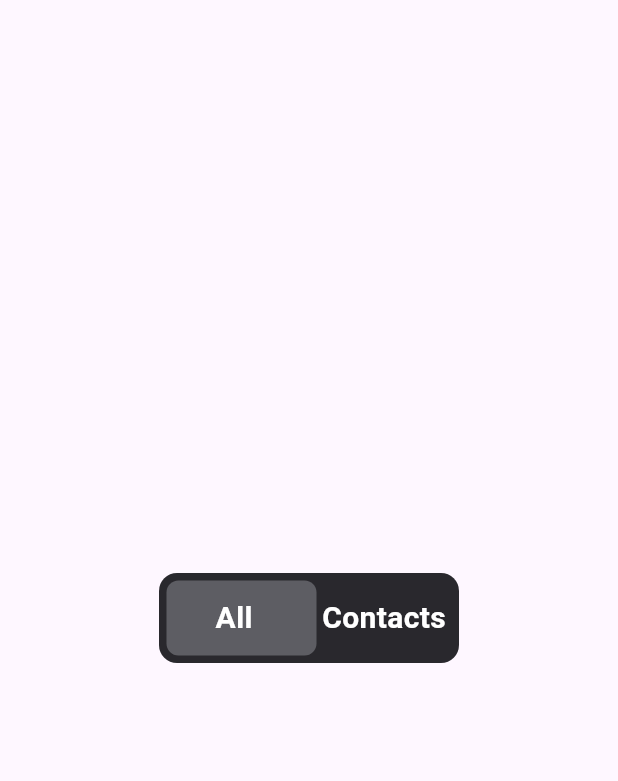
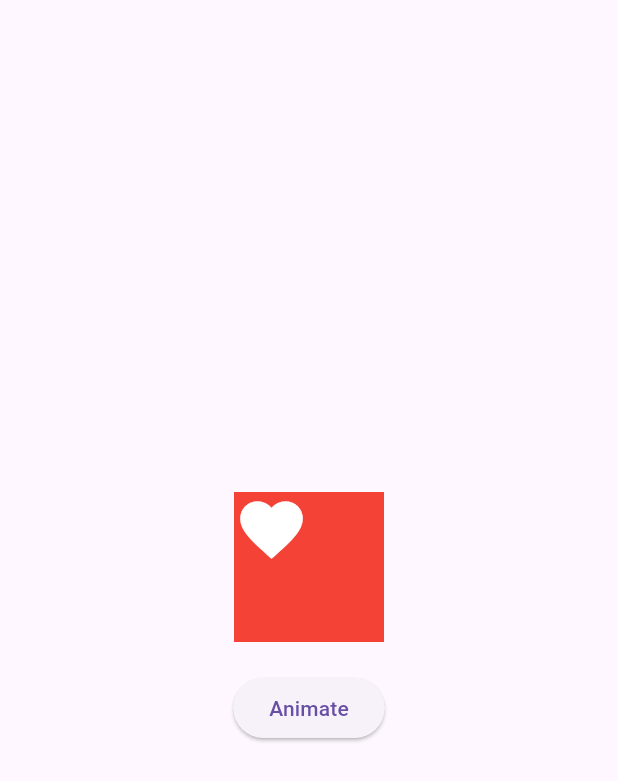
Before and after one commit to Eslam-Hossam1/animation_app, a Flutter app: the screen it shows after launch, on a phone screen of 412 x 824 dp. Shown: the top 781 px of the screen. Run offline on Flutter 3.47's test engine with Material 3 defaults, Android fonts, the phone set to English and light mode, and no system bars.

Commit message:
feat(animated-cross-fade): create animated cross fade

```diff
--- a/lib/animations_view.dart
+++ b/lib/animations_view.dart
@@ -36,82 +36,45 @@ class AnimatedCategories extends StatefulWidget {
 }
 
 class _AnimatedCategoriesState extends State<AnimatedCategories> {
-  bool isLeft = true;
+  bool showFirst = true;
 
   @override
   Widget build(BuildContext context) {
-    return Container(
-      height: 60,
-      width: 200,
-      decoration: BoxDecoration(
-        color: Color(0xff29282D),
-        borderRadius: BorderRadius.circular(12),
+    return Column(
+      children: [
+        Container(
+          color: Colors.red,
+          height: 100,
+          width: 100,
+          child: AnimatedCrossFade(
+            firstChild: Icon(
+              Icons.favorite,
+              color: Colors.white,
+              size: 50,
             ),
-      child: Stack(
-        children: [
-          AnimatedPositioned(
-            top: 5,
-            left: isLeft ? 5 : 95,
-            right: isLeft ? 95 : 5,
-            duration: Duration(milliseconds: 250),
-            child: Container(
-              height: 50,
-              decoration: BoxDecoration(
-                color: Color(0xff5D5D63),
-                borderRadius: BorderRadius.circular(8),
+            secondChild: FlutterLogo(
+              size: 50,
+            ),
+            crossFadeState: showFirst
+                ? CrossFadeState.showFirst
+                : CrossFadeState.showSecond,
+            duration: Duration(
+              milliseconds: 500,
             ),
           ),
         ),
-          Row(
-            children: [
-              Expanded(
-                child: GestureDetector(
-                  behavior: HitTestBehavior
-                      .opaque, // 👈 makes the whole area tappable
-
-                  onTap: () {
+        SizedBox(
+          height: 20,
+        ),
+        ElevatedButton(
+          onPressed: () {
             setState(() {
-                      isLeft = true;
+              showFirst = !showFirst;
             });
           },
-                  child: Center(
-                    child: Text(
-                      'All',
-                      style: TextStyle(
-                        color: Colors.white,
-                        fontSize: 20,
-                        fontWeight: FontWeight.bold,
-                      ),
-                    ),
-                  ),
-                ),
-              ),
-              Expanded(
-                child: GestureDetector(
-                  behavior: HitTestBehavior
-                      .opaque, // 👈 makes the whole area tappable
-
-                  onTap: () {
-                    setState(() {
-                      isLeft = false;
-                    });
-                  },
-                  child: Center(
-                    child: Text(
-                      'Contacts',
-                      style: TextStyle(
-                        color: Colors.white,
-                        fontSize: 20,
-                        fontWeight: FontWeight.bold,
-                      ),
-                    ),
-                  ),
-                ),
+          child: Text("Animate"),
         ),
       ],
-          ),
-        ],
-      ),
     );
   }
 }
```
Lines whose indentation alone changed are shown as unchanged.
